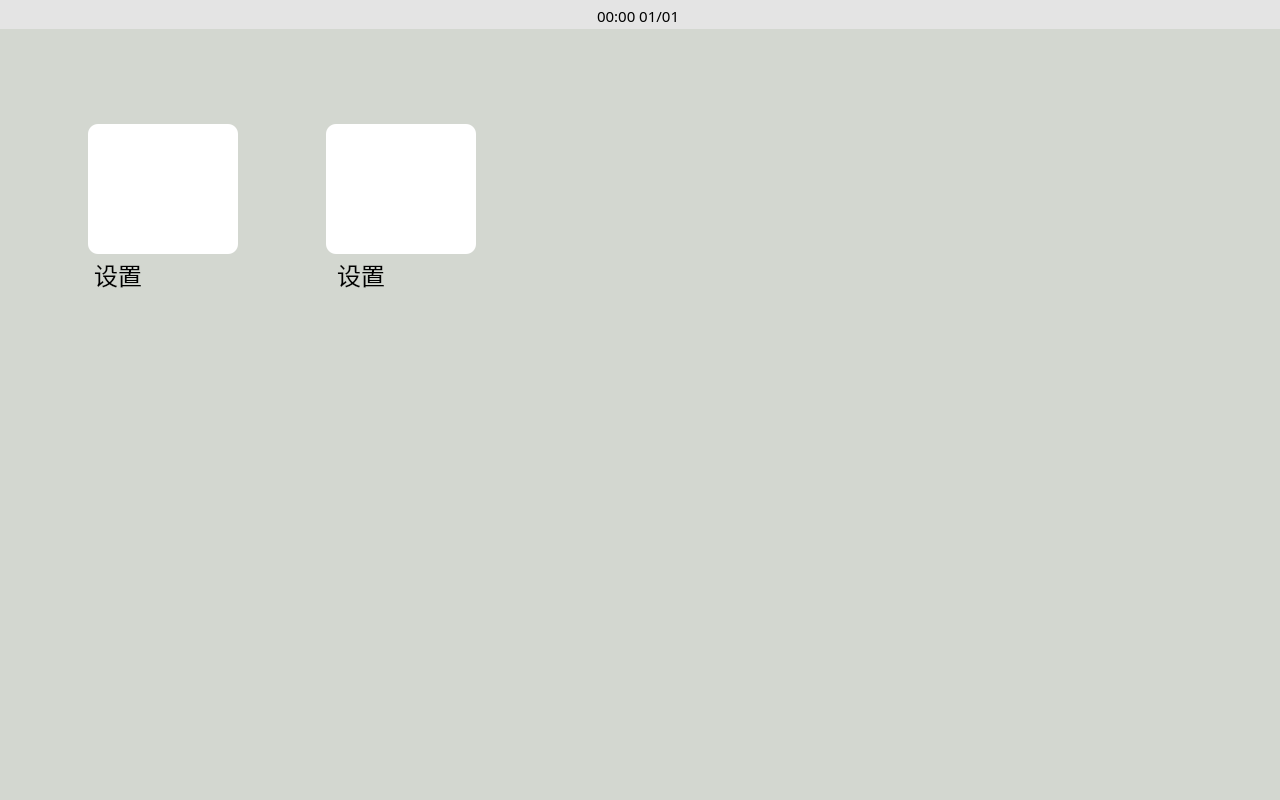
Jsvi53/qt_custom_widget, file src/jp_mainwindow/jp_mainwindow.ui: the form before one commit.
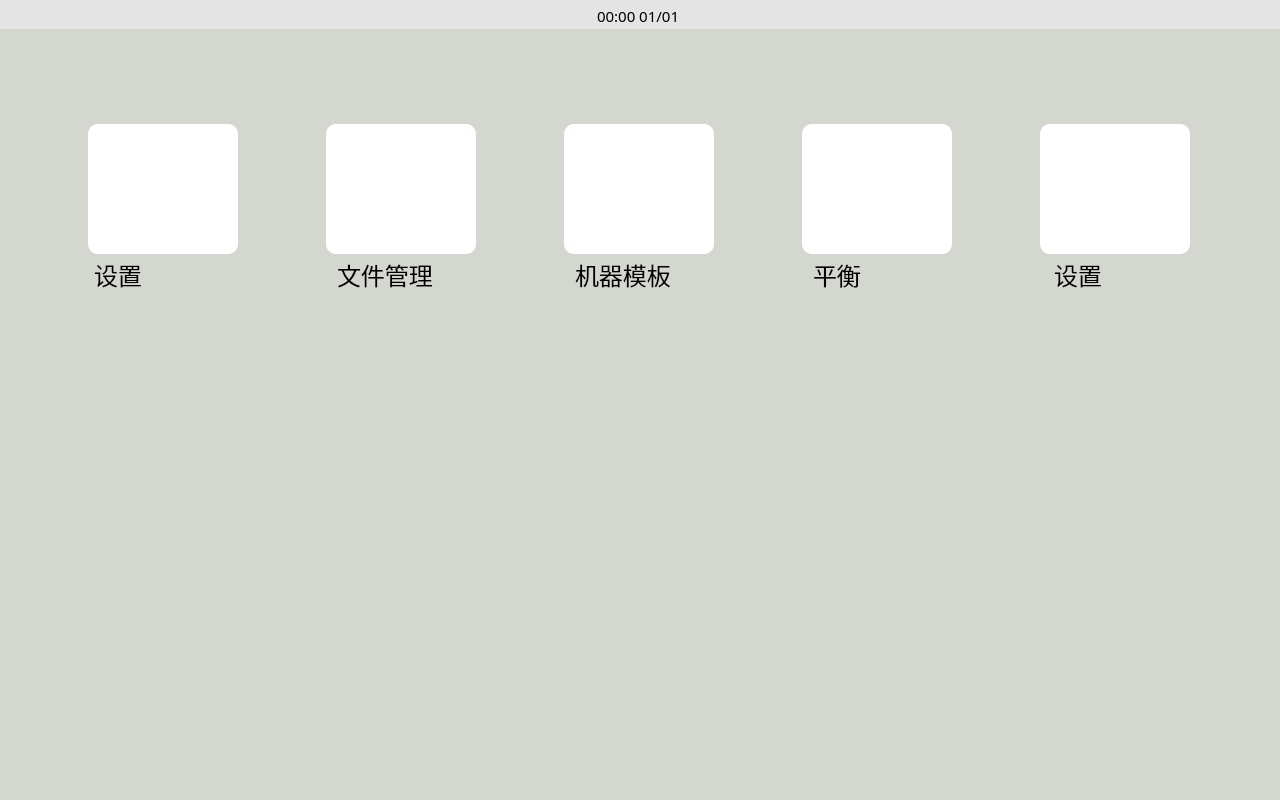
The form after the commit. Icons and pictures are not drawn.

What changed in the file:
```diff
--- a/src/jp_mainwindow/jp_mainwindow.ui
+++ b/src/jp_mainwindow/jp_mainwindow.ui
@@ -278,9 +278,236 @@
 }</string>
        </property>
        <property name="text">
+        <string>文件管理</string>
+       </property>
+      </widget>
+      <widget class="QPushButton" name="home_MachineTemplateButton">
+       <property name="geometry">
+        <rect>
+         <x>565</x>
+         <y>95</y>
+         <width>150</width>
+         <height>130</height>
+        </rect>
+       </property>
+       <property name="minimumSize">
+        <size>
+         <width>150</width>
+         <height>130</height>
+        </size>
+       </property>
+       <property name="maximumSize">
+        <size>
+         <width>150</width>
+         <height>130</height>
+        </size>
+       </property>
+       <property name="styleSheet">
+        <string notr="true">QPushButton {
+	background-color: white;
+	border-radius: 10px;
+}	
+
+</string>
+       </property>
+       <property name="text">
+        <string/>
+       </property>
+       <property name="icon">
+        <iconset>
+         <normalon>:/home/home_assets/icon_home_template_144.svg</normalon>
+        </iconset>
+       </property>
+       <property name="iconSize">
+        <size>
+         <width>90</width>
+         <height>90</height>
+        </size>
+       </property>
+       <property name="autoDefault">
+        <bool>false</bool>
+       </property>
+       <property name="flat">
+        <bool>false</bool>
+       </property>
+      </widget>
+      <widget class="QLabel" name="home_Filemanager_text_2">
+       <property name="geometry">
+        <rect>
+         <x>576</x>
+         <y>230</y>
+         <width>136</width>
+         <height>31</height>
+        </rect>
+       </property>
+       <property name="font">
+        <font>
+         <family>微软雅黑</family>
+         <pointsize>18</pointsize>
+         <weight>50</weight>
+         <bold>false</bold>
+        </font>
+       </property>
+       <property name="styleSheet">
+        <string notr="true">QLabel {
+	qproperty-alignment: AlignCenter;
+}</string>
+       </property>
+       <property name="text">
+        <string>机器模板</string>
+       </property>
+      </widget>
+      <widget class="QPushButton" name="home_BalanceButton">
+       <property name="geometry">
+        <rect>
+         <x>803</x>
+         <y>95</y>
+         <width>150</width>
+         <height>130</height>
+        </rect>
+       </property>
+       <property name="minimumSize">
+        <size>
+         <width>150</width>
+         <height>130</height>
+        </size>
+       </property>
+       <property name="maximumSize">
+        <size>
+         <width>150</width>
+         <height>130</height>
+        </size>
+       </property>
+       <property name="styleSheet">
+        <string notr="true">QPushButton {
+	background-color: white;
+	border-radius: 10px;
+}	
+
+</string>
+       </property>
+       <property name="text">
+        <string/>
+       </property>
+       <property name="icon">
+        <iconset resource="../../assets/assets.qrc">
+         <normaloff>:/home/home_assets/icon_home_balance_144.svg</normaloff>:/home/home_assets/icon_home_balance_144.svg</iconset>
+       </property>
+       <property name="iconSize">
+        <size>
+         <width>120</width>
+         <height>120</height>
+        </size>
+       </property>
+       <property name="autoDefault">
+        <bool>false</bool>
+       </property>
+       <property name="flat">
+        <bool>false</bool>
+       </property>
+      </widget>
+      <widget class="QLabel" name="home_Filemanager_text_3">
+       <property name="geometry">
+        <rect>
+         <x>814</x>
+         <y>230</y>
+         <width>136</width>
+         <height>31</height>
+        </rect>
+       </property>
+       <property name="font">
+        <font>
+         <family>微软雅黑</family>
+         <pointsize>18</pointsize>
+         <weight>50</weight>
+         <bold>false</bold>
+        </font>
+       </property>
+       <property name="styleSheet">
+        <string notr="true">QLabel {
+	qproperty-alignment: AlignCenter;
+}</string>
+       </property>
+       <property name="text">
+        <string>平衡</string>
+       </property>
+      </widget>
+      <widget class="QLabel" name="home_Filemanager_text_7">
+       <property name="geometry">
+        <rect>
+         <x>1055</x>
+         <y>230</y>
+         <width>136</width>
+         <height>31</height>
+        </rect>
+       </property>
+       <property name="font">
+        <font>
+         <family>微软雅黑</family>
+         <pointsize>18</pointsize>
+         <weight>50</weight>
+         <bold>false</bold>
+        </font>
+       </property>
+       <property name="styleSheet">
+        <string notr="true">QLabel {
+	qproperty-alignment: AlignCenter;
+}</string>
+       </property>
+       <property name="text">
         <string>设置</string>
        </property>
       </widget>
+      <widget class="QPushButton" name="home_HelpButton">
+       <property name="geometry">
+        <rect>
+         <x>1041</x>
+         <y>95</y>
+         <width>150</width>
+         <height>130</height>
+        </rect>
+       </property>
+       <property name="minimumSize">
+        <size>
+         <width>150</width>
+         <height>130</height>
+        </size>
+       </property>
+       <property name="maximumSize">
+        <size>
+         <width>150</width>
+         <height>130</height>
+        </size>
+       </property>
+       <property name="styleSheet">
+        <string notr="true">QPushButton {
+	background-color: white;
+	border-radius: 10px;
+}	
+
+</string>
+       </property>
+       <property name="text">
+        <string/>
+       </property>
+       <property name="icon">
+        <iconset>
+         <normalon>:/home/home_assets/icon_home_help_144.svg</normalon>
+        </iconset>
+       </property>
+       <property name="iconSize">
+        <size>
+         <width>100</width>
+         <height>100</height>
+        </size>
+       </property>
+       <property name="autoDefault">
+        <bool>false</bool>
+       </property>
+       <property name="flat">
+        <bool>false</bool>
+       </property>
+      </widget>
       <zorder>home_SettingButton_text</zorder>
       <zorder>home_SettingButton</zorder>
       <zorder>home_FilemanagerButton</zorder>
```
Left out of the diff: 8 changed lines with no effect on the pictures.
